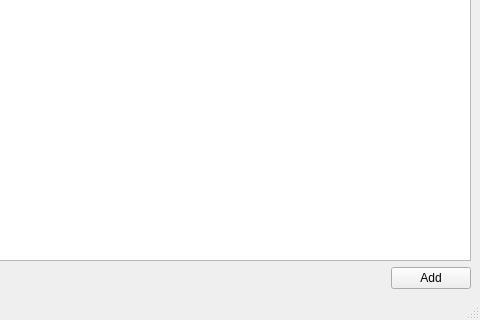
Qt form form.ui (shekshuev/pyside-events-schedule) before a commit; both pictures show x 320 to 800 and y 280 to 600 of the 800 by 600 pixel window.
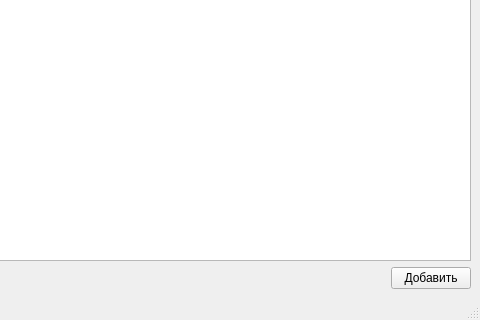
The same form after that commit.

```diff
--- a/form.ui
+++ b/form.ui
@@ -51,7 +51,7 @@
         <item>
          <widget class="QPushButton" name="add_new_event_button">
           <property name="text">
-           <string>Add</string>
+           <string>Добавить</string>
           </property>
          </widget>
         </item>
```
Left out of the diff: 6 changed lines with no effect on the pictures.
